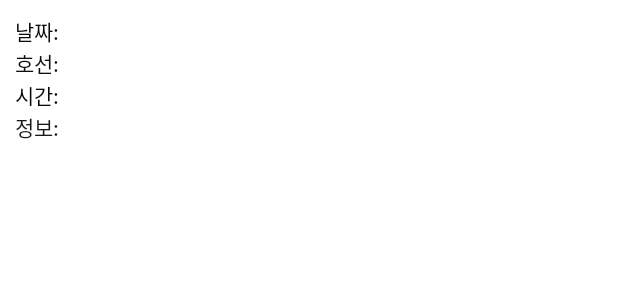
After one commit to PKTOSE/SSUbway_2022, an Android app: the layout list_delay.xml on its own in the app's theme, with its tools: preview values and no code run, on a phone screen of 412 x 824 dp. The commit adds this screen. Shown: the top 300 px of the screen. Run offline under Robolectric (Android 15) with nearby library versions, the phone set to English and light mode, and no system bars.

Commit message:
delayInfo app

```diff
--- /dev/null
+++ b/app/practice1/app/src/main/java/com/example/practice1/DelayInfo.kt
@@ -0,0 +1,5 @@
+package com.example.practice1
+
+data class DelayInfo (val 날짜:String = "Date",
+                      val 호선:String = "line",
+                      val 시간:String = "Time")
--- a/app/practice1/app/src/main/java/com/example/practice1/SubwayChoices.kt
+++ b/app/practice1/app/src/main/java/com/example/practice1/SubwayChoices.kt
@@ -51,7 +51,7 @@ class SubwayChoices : AppCompatActivity() {
             startActivity(intent)
         }
         binding.btnLine7.setOnClickListener(){
-            val intent = Intent(this, Line7Activity::class.java)
+            val intent = Intent(this, DelayActivity::class.java)
 
             startActivity(intent)
         }
--- /dev/null
+++ b/app/practice1/app/src/main/res/layout/list_delay.xml
@@ -0,0 +1,83 @@
+<?xml version="1.0" encoding="utf-8"?>
+<LinearLayout xmlns:android="http://schemas.android.com/apk/res/android"
+    android:orientation="vertical" android:layout_width="match_parent"
+    android:layout_height="match_parent" android:layout_margin="10dp">
+
+    <LinearLayout
+        android:layout_width="match_parent"
+        android:layout_height="wrap_content">
+
+        <TextView
+            android:layout_width="wrap_content"
+            android:layout_height="wrap_content"
+            android:text="날짜:"
+            android:textColor="#0C0C0C" />
+
+        <TextView
+            android:id="@+id/date"
+            android:layout_width="wrap_content"
+            android:layout_height="wrap_content"
+            android:layout_marginLeft="15dp"
+            android:textColor="#131313" />
+
+    </LinearLayout>
+
+
+    <LinearLayout
+        android:layout_width="match_parent"
+        android:layout_height="wrap_content">
+
+        <TextView
+            android:layout_width="wrap_content"
+            android:layout_height="wrap_content"
+            android:text="호선:"
+            android:textColor="#0E0E0E" />
+
+        <TextView
+            android:id="@+id/line"
+            android:layout_width="wrap_content"
+            android:layout_height="wrap_content"
+            android:layout_marginLeft="15dp"
+            android:textColor="#0C0C0C" />
+
+    </LinearLayout>
+
+    <LinearLayout
+        android:layout_width="match_parent"
+        android:layout_height="wrap_content">
+
+        <TextView
+            android:layout_width="wrap_content"
+            android:layout_height="wrap_content"
+            android:text="시간:"
+            android:textColor="#090808" />
+
+        <TextView
+            android:id="@+id/time"
+            android:layout_width="wrap_content"
+            android:layout_height="wrap_content"
+            android:layout_marginLeft="15dp"
+            android:textColor="#101010" />
+
+    </LinearLayout>
+    <LinearLayout
+        android:layout_width="match_parent"
+        android:layout_height="wrap_content">
+
+        <TextView
+            android:layout_width="wrap_content"
+            android:layout_height="wrap_content"
+            android:text="정보:"
+            android:textColor="#191818" />
+
+        <TextView
+            android:id="@+id/info"
+            android:layout_width="wrap_content"
+            android:layout_height="wrap_content"
+            android:layout_marginLeft="15dp"
+            android:textColor="#121111" />
+
+    </LinearLayout>
+
+
+</LinearLayout>
--- a/app/practice1/build.gradle
+++ b/app/practice1/build.gradle
@@ -1,4 +1,9 @@
 // Top-level build file where you can add configuration options common to all sub-projects/modules.
+buildscript{
+    dependencies {
+        classpath 'com.google.gms:google-services:4.3.14'
+    }
+}
 plugins {
     id 'com.android.application' version '7.3.1' apply false
     id 'com.android.library' version '7.3.1' apply false
```
Also changed, not shown: app/practice1/app/build.gradle (+10 -0 lines), app/practice1/app/src/main/AndroidManifest.xml (+9 -0 lines), app/practice1/app/src/main/java/com/example/practice1/DelayActivity.kt (added, +31 -0 lines), app/practice1/app/src/main/java/com/example/practice1/DelayAdapter.kt (added, +40 -0 lines), app/practice1/app/src/main/java/com/example/practice1/Line7Activity.kt (+28 -65 lines), app/practice1/app/src/main/java/com/example/practice1/ListViewModel.kt (added, +16 -0 lines), app/practice1/app/src/main/java/com/example/practice1/Repo.kt (added, +34 -0 lines), app/practice1/app/src/main/res/layout/activity_delay.xml (added, +17 -0 lines), app/practice1/app/src/main/res/layout/delay_list.xml (added, +33 -0 lines).
